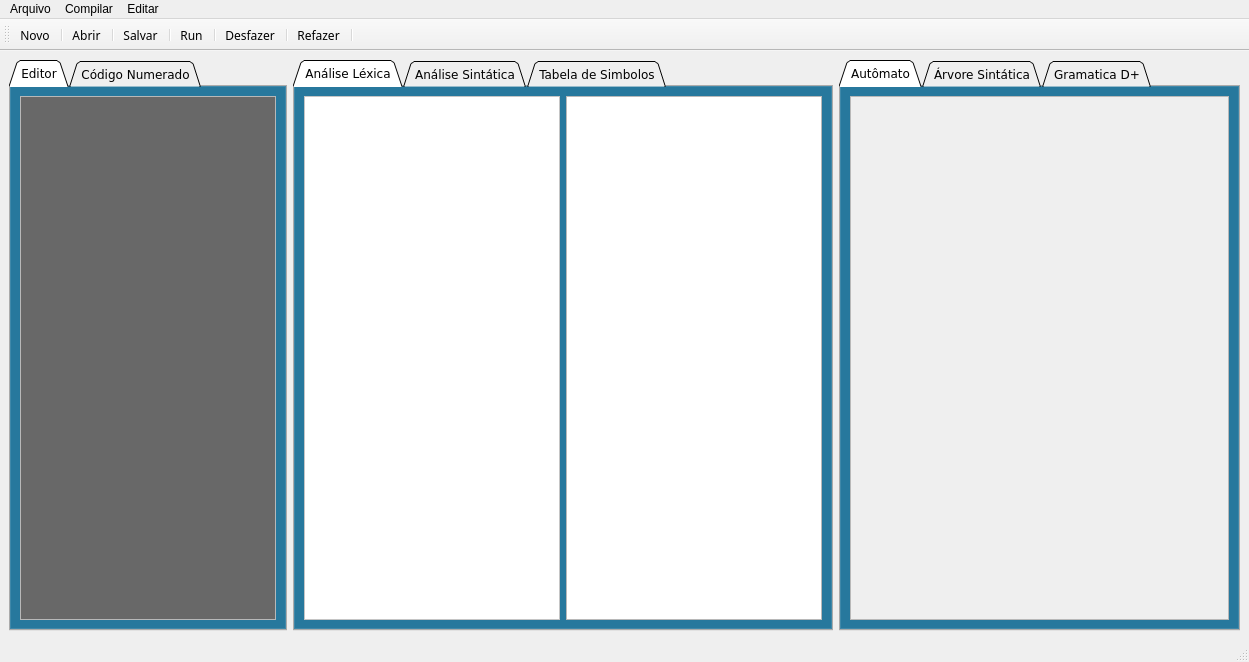
The window that code/interface_simulator/interface.ui (GabrielPRDF/TCC_Interpretador) describes before a commit, drawn with Qt 5.
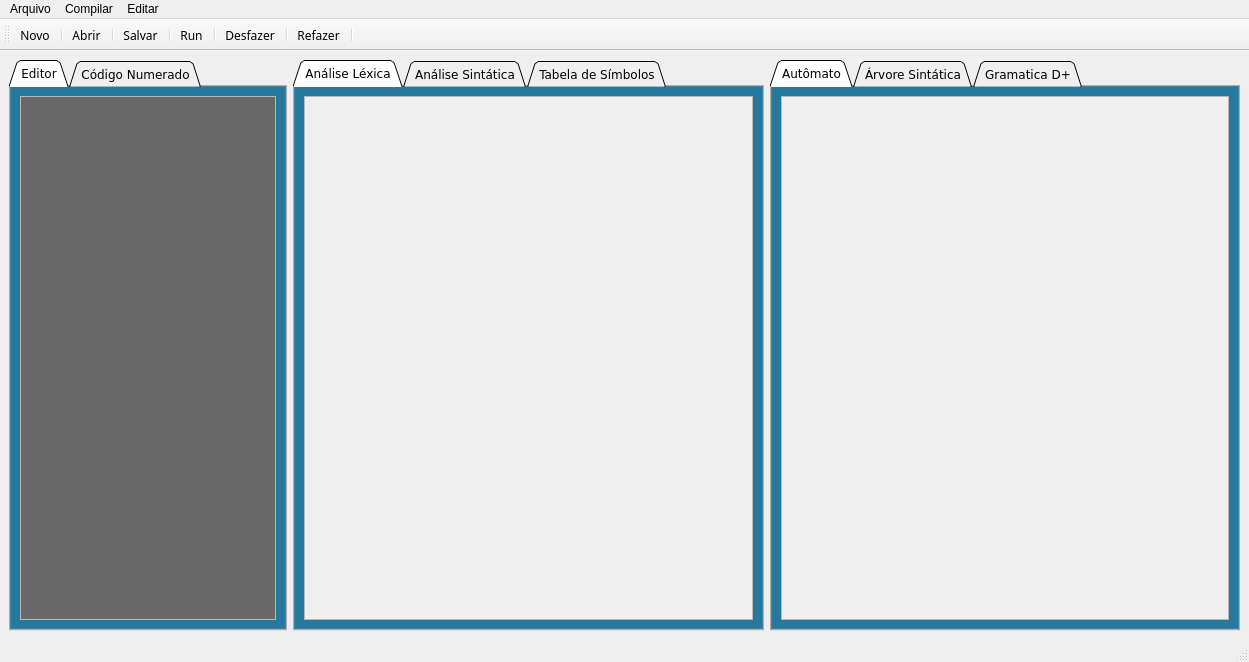
The same window after the commit. The open tabs and pages were chosen to show the change. Icons and pictures are not drawn.

Commit message: Ajustado o layout, e refatorado a parte de tabela de simbolos, token e lexemas

Diff of the .ui file:
```diff
--- a/code/interface_simulator/interface.ui
+++ b/code/interface_simulator/interface.ui
@@ -447,7 +447,7 @@
       </widget>
      </widget>
     </item>
-    <item row="0" column="2" alignment="Qt::AlignLeft">
+    <item row="0" column="2">
      <widget class="QTabWidget" name="Saida_das_analises">
       <property name="font">
        <font>
@@ -466,502 +466,133 @@
        </attribute>
        <layout class="QGridLayout" name="gridLayout">
         <item row="0" column="0">
-         <widget class="QTextBrowser" name="saidaLexicaLexema">
-          <property name="palette">
-           <palette>
-            <active>
-             <colorrole role="WindowText">
-              <brush brushstyle="SolidPattern">
-               <color alpha="255">
-                <red>0</red>
-                <green>0</green>
-                <blue>0</blue>
-               </color>
-              </brush>
-             </colorrole>
-             <colorrole role="Button">
-              <brush brushstyle="SolidPattern">
-               <color alpha="255">
-                <red>255</red>
-                <green>255</green>
-                <blue>255</blue>
-               </color>
-              </brush>
-             </colorrole>
-             <colorrole role="Light">
-              <brush brushstyle="SolidPattern">
-               <color alpha="255">
-                <red>255</red>
-                <green>255</green>
-                <blue>255</blue>
-               </color>
-              </brush>
-             </colorrole>
-             <colorrole role="Midlight">
-              <brush brushstyle="SolidPattern">
-               <color alpha="255">
-                <red>255</red>
-                <green>255</green>
-                <blue>255</blue>
-               </color>
-              </brush>
-             </colorrole>
-             <colorrole role="Dark">
-              <brush brushstyle="SolidPattern">
-               <color alpha="255">
-                <red>127</red>
-                <green>127</green>
-                <blue>127</blue>
-               </color>
-              </brush>
-             </colorrole>
-             <colorrole role="Mid">
-              <brush brushstyle="SolidPattern">
-               <color alpha="255">
-                <red>170</red>
-                <green>170</green>
-                <blue>170</blue>
-               </color>
-              </brush>
-             </colorrole>
-             <colorrole role="Text">
-              <brush brushstyle="SolidPattern">
-               <color alpha="255">
-                <red>0</red>
-                <green>0</green>
-                <blue>0</blue>
-               </color>
-              </brush>
-             </colorrole>
-             <colorrole role="BrightText">
-              <brush brushstyle="SolidPattern">
-               <color alpha="255">
-                <red>255</red>
-                <green>255</green>
-                <blue>255</blue>
-               </color>
-              </brush>
-             </colorrole>
-             <colorrole role="ButtonText">
-              <brush brushstyle="SolidPattern">
-               <color alpha="255">
-                <red>0</red>
-                <green>0</green>
-                <blue>0</blue>
-               </color>
-              </brush>
-             </colorrole>
-             <colorrole role="Base">
-              <brush brushstyle="SolidPattern">
-               <color alpha="255">
-                <red>255</red>
-                <green>255</green>
-                <blue>255</blue>
-               </color>
-              </brush>
-             </colorrole>
-             <colorrole role="Window">
-              <brush brushstyle="SolidPattern">
-               <color alpha="255">
-                <red>255</red>
-                <green>255</green>
-                <blue>255</blue>
-               </color>
-              </brush>
-             </colorrole>
-             <colorrole role="Shadow">
-              <brush brushstyle="SolidPattern">
-               <color alpha="255">
-                <red>0</red>
-                <green>0</green>
-                <blue>0</blue>
-               </color>
-              </brush>
-             </colorrole>
-             <colorrole role="AlternateBase">
-              <brush brushstyle="SolidPattern">
-               <color alpha="255">
-                <red>255</red>
-                <green>255</green>
-                <blue>255</blue>
-               </color>
-              </brush>
-             </colorrole>
-             <colorrole role="ToolTipBase">
-              <brush brushstyle="SolidPattern">
-               <color alpha="255">
-                <red>255</red>
-                <green>255</green>
-                <blue>220</blue>
-               </color>
-              </brush>
-             </colorrole>
-             <colorrole role="ToolTipText">
-              <brush brushstyle="SolidPattern">
-               <color alpha="255">
-                <red>0</red>
-                <green>0</green>
-                <blue>0</blue>
-               </color>
-              </brush>
-             </colorrole>
-             <colorrole role="PlaceholderText">
-              <brush brushstyle="SolidPattern">
-               <color alpha="128">
-                <red>0</red>
-                <green>0</green>
-                <blue>0</blue>
-               </color>
-              </brush>
-             </colorrole>
-            </active>
-            <inactive>
-             <colorrole role="WindowText">
-              <brush brushstyle="SolidPattern">
-               <color alpha="255">
-                <red>0</red>
-                <green>0</green>
-                <blue>0</blue>
-               </color>
-              </brush>
-             </colorrole>
-             <colorrole role="Button">
-              <brush brushstyle="SolidPattern">
-               <color alpha="255">
-                <red>255</red>
-                <green>255</green>
-                <blue>255</blue>
-               </color>
-              </brush>
-             </colorrole>
-             <colorrole role="Light">
-              <brush brushstyle="SolidPattern">
-               <color alpha="255">
-                <red>255</red>
-                <green>255</green>
-                <blue>255</blue>
-               </color>
-              </brush>
-             </colorrole>
-             <colorrole role="Midlight">
-              <brush brushstyle="SolidPattern">
-               <color alpha="255">
-                <red>255</red>
-                <green>255</green>
-                <blue>255</blue>
-               </color>
-              </brush>
-             </colorrole>
-             <colorrole role="Dark">
-              <brush brushstyle="SolidPattern">
-               <color alpha="255">
-                <red>127</red>
-                <green>127</green>
-                <blue>127</blue>
-               </color>
-              </brush>
-             </colorrole>
-             <colorrole role="Mid">
-              <brush brushstyle="SolidPattern">
-               <color alpha="255">
-                <red>170</red>
-                <green>170</green>
-                <blue>170</blue>
-               </color>
-              </brush>
-             </colorrole>
-             <colorrole role="Text">
-              <brush brushstyle="SolidPattern">
-               <color alpha="255">
-                <red>0</red>
-                <green>0</green>
-                <blue>0</blue>
-               </color>
-              </brush>
-             </colorrole>
-             <colorrole role="BrightText">
-              <brush brushstyle="SolidPattern">
-               <color alpha="255">
-                <red>255</red>
-                <green>255</green>
-                <blue>255</blue>
-               </color>
-              </brush>
-             </colorrole>
-             <colorrole role="ButtonText">
-              <brush brushstyle="SolidPattern">
-               <color alpha="255">
-                <red>0</red>
-                <green>0</green>
-                <blue>0</blue>
-               </color>
-              </brush>
-             </colorrole>
-             <colorrole role="Base">
-              <brush brushstyle="SolidPattern">
-               <color alpha="255">
-                <red>255</red>
-                <green>255</green>
-                <blue>255</blue>
-               </color>
-              </brush>
-             </colorrole>
-             <colorrole role="Window">
-              <brush brushstyle="SolidPattern">
-               <color alpha="255">
-                <red>255</red>
-                <green>255</green>
-                <blue>255</blue>
-               </color>
-              </brush>
-             </colorrole>
-             <colorrole role="Shadow">
-              <brush brushstyle="SolidPattern">
-               <color alpha="255">
-                <red>0</red>
-                <green>0</green>
-                <blue>0</blue>
-               </color>
-              </brush>
-             </colorrole>
-             <colorrole role="AlternateBase">
-              <brush brushstyle="SolidPattern">
-               <color alpha="255">
-                <red>255</red>
-                <green>255</green>
-                <blue>255</blue>
-               </color>
-              </brush>
-             </colorrole>
-             <colorrole role="ToolTipBase">
-              <brush brushstyle="SolidPattern">
-               <color alpha="255">
-                <red>255</red>
-                <green>255</green>
-                <blue>220</blue>
-               </color>
-              </brush>
-             </colorrole>
-             <colorrole role="ToolTipText">
-              <brush brushstyle="SolidPattern">
-               <color alpha="255">
-                <red>0</red>
-                <green>0</green>
-                <blue>0</blue>
-               </color>
-              </brush>
-             </colorrole>
-             <colorrole role="PlaceholderText">
-              <brush brushstyle="SolidPattern">
-               <color alpha="128">
-                <red>0</red>
-                <green>0</green>
-                <blue>0</blue>
-               </color>
-              </brush>
-             </colorrole>
-            </inactive>
-            <disabled>
-             <colorrole role="WindowText">
-              <brush brushstyle="SolidPattern">
-               <color alpha="255">
-                <red>127</red>
-                <green>127</green>
-                <blue>127</blue>
-               </color>
-              </brush>
-             </colorrole>
-             <colorrole role="Button">
-              <brush brushstyle="SolidPattern">
-               <color alpha="255">
-                <red>255</red>
-                <green>255</green>
-                <blue>255</blue>
-               </color>
-              </brush>
-             </colorrole>
-             <colorrole role="Light">
-              <brush brushstyle="SolidPattern">
-               <color alpha="255">
-                <red>255</red>
-                <green>255</green>
-                <blue>255</blue>
-               </color>
-              </brush>
-             </colorrole>
-             <colorrole role="Midlight">
-              <brush brushstyle="SolidPattern">
-               <color alpha="255">
-                <red>255</red>
-                <green>255</green>
-                <blue>255</blue>
-               </color>
-              </brush>
-             </colorrole>
-             <colorrole role="Dark">
-              <brush brushstyle="SolidPattern">
-               <color alpha="255">
-                <red>127</red>
-                <green>127</green>
-                <blue>127</blue>
-               </color>
-              </brush>
-             </colorrole>
-             <colorrole role="Mid">
-              <brush brushstyle="SolidPattern">
-               <color alpha="255">
-                <red>170</red>
-                <green>170</green>
-                <blue>170</blue>
-               </color>
-              </brush>
-             </colorrole>
-             <colorrole role="Text">
-              <brush brushstyle="SolidPattern">
-               <color alpha="255">
-                <red>127</red>
-                <green>127</green>
-                <blue>127</blue>
-               </color>
-              </brush>
-             </colorrole>
-             <colorrole role="BrightText">
-              <brush brushstyle="SolidPattern">
-               <color alpha="255">
-                <red>255</red>
-                <green>255</green>
-                <blue>255</blue>
-               </color>
-              </brush>
-             </colorrole>
-             <colorrole role="ButtonText">
-              <brush brushstyle="SolidPattern">
-               <color alpha="255">
-                <red>127</red>
-                <green>127</green>
-                <blue>127</blue>
-               </color>
-              </brush>
-             </colorrole>
-             <colorrole role="Base">
-              <brush brushstyle="SolidPattern">
-               <color alpha="255">
-                <red>255</red>
-                <green>255</green>
-                <blue>255</blue>
-               </color>
-              </brush>
-             </colorrole>
-             <colorrole role="Window">
-              <brush brushstyle="SolidPattern">
-               <color alpha="255">
-                <red>255</red>
-                <green>255</green>
-                <blue>255</blue>
-               </color>
-              </brush>
-             </colorrole>
-             <colorrole role="Shadow">
-              <brush brushstyle="SolidPattern">
-               <color alpha="255">
-                <red>0</red>
-                <green>0</green>
-                <blue>0</blue>
-               </color>
-              </brush>
-             </colorrole>
-             <colorrole role="AlternateBase">
-              <brush brushstyle="SolidPattern">
-               <color alpha="255">
-                <red>255</red>
-                <green>255</green>
-                <blue>255</blue>
-               </color>
-              </brush>
-             </colorrole>
-             <colorrole role="ToolTipBase">
-              <brush brushstyle="SolidPattern">
-               <color alpha="255">
-                <red>255</red>
-                <green>255</green>
-                <blue>220</blue>
-               </color>
-              </brush>
-             </colorrole>
-             <colorrole role="ToolTipText">
-              <brush brushstyle="SolidPattern">
-               <color alpha="255">
-                <red>0</red>
-                <green>0</green>
-                <blue>0</blue>
-               </color>
-              </brush>
-             </colorrole>
-             <colorrole role="PlaceholderText">
-              <brush brushstyle="SolidPattern">
-               <color alpha="128">
-                <red>0</red>
-                <green>0</green>
-                <blue>0</blue>
-               </color>
-              </brush>
-             </colorrole>
-            </disabled>
-           </palette>
-          </property>
-          <property name="font">
-           <font>
-            <family>Verdana</family>
-            <pointsize>9</pointsize>
-            <weight>75</weight>
-            <bold>true</bold>
-           </font>
-          </property>
-          <property name="mouseTracking">
+         <widget class="QScrollArea" name="scrollArea_3">
+          <property name="widgetResizable">
            <bool>true</bool>
           </property>
-          <property name="tabletTracking">
-           <bool>true</bool>
-          </property>
-          <property name="contextMenuPolicy">
-           <enum>Qt::ActionsContextMenu</enum>
-          </property>
-          <property name="autoFormatting">
-           <set>QTextEdit::AutoNone</set>
-          </property>
-          <property name="undoRedoEnabled">
-           <bool>true</bool>
-          </property>
-          <property name="html">
-           <string>&lt;!DOCTYPE HTML PUBLIC &quot;-//W3C//DTD HTML 4.0//EN&quot; &quot;http://www.w3.org/TR/REC-html40/strict.dtd&quot;&gt;
-&lt;html&gt;&lt;head&gt;&lt;meta name=&quot;qrichtext&quot; content=&quot;1&quot; /&gt;&lt;style type=&quot;text/css&quot;&gt;
-p, li { white-space: pre-wrap; }
-&lt;/style&gt;&lt;/head&gt;&lt;body style=&quot; font-family:'Verdana'; font-size:9pt; font-weight:600; font-style:normal;&quot;&gt;
-&lt;p style=&quot;-qt-paragraph-type:empty; margin-top:0px; margin-bottom:0px; margin-left:0px; margin-right:0px; -qt-block-indent:0; text-indent:0px; font-family:'Arial Black'; font-size:8pt;&quot;&gt;&lt;br /&gt;&lt;/p&gt;&lt;/body&gt;&lt;/html&gt;</string>
-          </property>
-          <property name="openLinks">
-           <bool>false</bool>
-          </property>
-         </widget>
-        </item>
-        <item row="0" column="1">
-         <widget class="QTextBrowser" name="saidaLexicaToken">
-          <property name="font">
-           <font>
-            <pointsize>9</pointsize>
-            <weight>75</weight>
-            <bold>true</bold>
-           </font>
-          </property>
-          <property name="mouseTracking">
-           <bool>true</bool>
-          </property>
-          <property name="tabletTracking">
-           <bool>true</bool>
-          </property>
-          <property name="contextMenuPolicy">
-           <enum>Qt::ActionsContextMenu</enum>
-          </property>
+          <widget class="QWidget" name="scrollAreaWidgetContents_3">
+           <property name="geometry">
+            <rect>
+             <x>0</x>
+             <y>0</y>
+             <width>444</width>
+             <height>535</height>
+            </rect>
+           </property>
+           <layout class="QGridLayout" name="gridLayout_11">
+            <item row="0" column="0">
+             <widget class="QLabel" name="saidaLexicaLexema">
+              <property name="palette">
+               <palette>
+                <active>
+                 <colorrole role="Text">
+                  <brush brushstyle="SolidPattern">
+                   <color alpha="255">
+                    <red>0</red>
+                    <green>0</green>
+                    <blue>127</blue>
+                   </color>
+                  </brush>
+                 </colorrole>
+                </active>
+                <inactive>
+                 <colorrole role="Text">
+                  <brush brushstyle="SolidPattern">
+                   <color alpha="255">
+                    <red>0</red>
+                    <green>0</green>
+                    <blue>127</blue>
+                   </color>
+                  </brush>
+                 </colorrole>
+                </inactive>
+                <disabled>
+                 <colorrole role="Text">
+                  <brush brushstyle="SolidPattern">
+                   <color alpha="255">
+                    <red>120</red>
+                    <green>120</green>
+                    <blue>120</blue>
+                   </color>
+                  </brush>
+                 </colorrole>
+                </disabled>
+               </palette>
+              </property>
+              <property name="font">
+               <font>
+                <pointsize>9</pointsize>
+                <weight>75</weight>
+                <bold>true</bold>
+               </font>
+              </property>
+              <property name="text">
+               <string/>
+              </property>
+              <property name="textFormat">
+               <enum>Qt::AutoText</enum>
+              </property>
+              <property name="alignment">
+               <set>Qt::AlignLeading|Qt::AlignLeft|Qt::AlignTop</set>
+              </property>
+             </widget>
+            </item>
+            <item row="0" column="1">
+             <widget class="QLabel" name="saidaLexicaToken">
+              <property name="palette">
+               <palette>
+                <active>
+                 <colorrole role="Text">
+                  <brush brushstyle="SolidPattern">
+                   <color alpha="255">
+                    <red>0</red>
+                    <green>85</green>
+                    <blue>0</blue>
+                   </color>
+                  </brush>
+                 </colorrole>
+                </active>
+                <inactive>
+                 <colorrole role="Text">
+                  <brush brushstyle="SolidPattern">
+                   <color alpha="255">
+                    <red>0</red>
+                    <green>85</green>
+                    <blue>0</blue>
+                   </color>
+                  </brush>
+                 </colorrole>
+                </inactive>
+                <disabled>
+                 <colorrole role="Text">
+                  <brush brushstyle="SolidPattern">
+                   <color alpha="255">
+                    <red>120</red>
+                    <green>120</green>
+                    <blue>120</blue>
+                   </color>
+                  </brush>
+                 </colorrole>
+                </disabled>
+               </palette>
+              </property>
+              <property name="font">
+               <font>
+                <pointsize>9</pointsize>
+                <weight>75</weight>
+                <bold>true</bold>
+               </font>
+              </property>
+              <property name="text">
+               <string/>
+              </property>
+              <property name="alignment">
+               <set>Qt::AlignLeading|Qt::AlignLeft|Qt::AlignTop</set>
+              </property>
+             </widget>
+            </item>
+           </layout>
+          </widget>
          </widget>
         </item>
        </layout>
@@ -987,7 +618,7 @@
       </widget>
       <widget class="QWidget" name="tabelaIdentificador">
        <attribute name="title">
-        <string>Tabela de Simbolos</string>
+        <string>Tabela de Símbolos</string>
        </attribute>
        <layout class="QGridLayout" name="gridLayout_10">
         <item row="0" column="0">
@@ -1033,7 +664,7 @@
             <rect>
              <x>0</x>
              <y>0</y>
-             <width>371</width>
+             <width>443</width>
              <height>535</height>
             </rect>
            </property>
```
Left out of the diff: 46 changed lines with no effect on the pictures. The commit also changes 4 other files.
